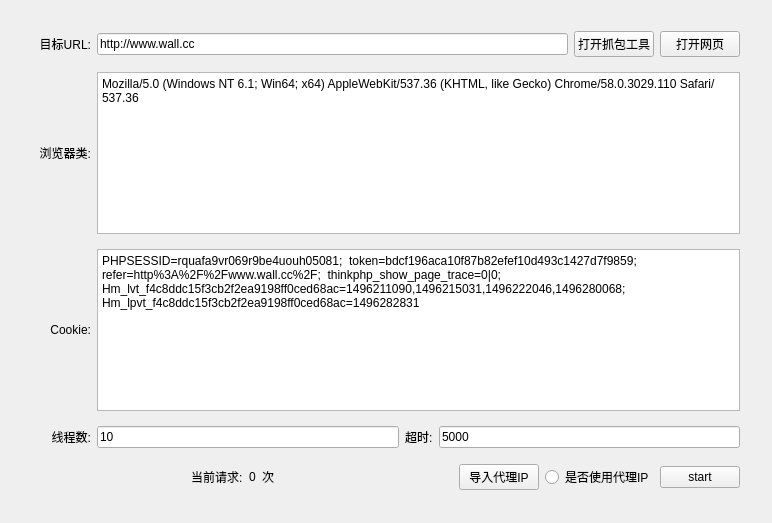
liyoung1992/QtHttpDdos, file QtHttpDdos/QtHttpDdos/QtHttpDdos.ui: the form before one commit.
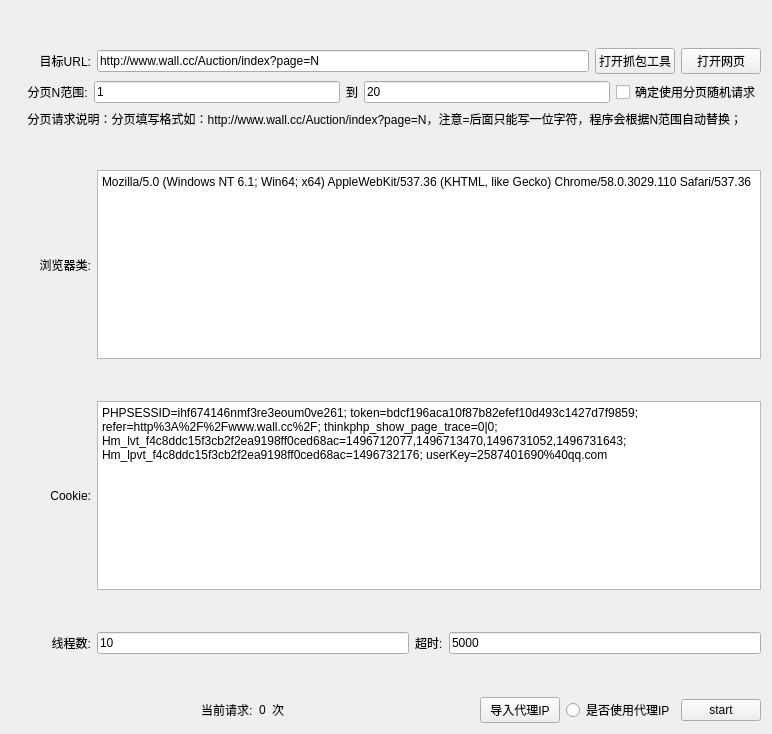
The form after the commit.

Diff of the .ui file:
```diff
--- a/QtHttpDdos/QtHttpDdos/QtHttpDdos.ui
+++ b/QtHttpDdos/QtHttpDdos/QtHttpDdos.ui
@@ -7,7 +7,7 @@
     <x>0</x>
     <y>0</y>
     <width>772</width>
-    <height>523</height>
+    <height>734</height>
    </rect>
   </property>
   <property name="sizePolicy">
@@ -18,14 +18,14 @@
   </property>
   <property name="minimumSize">
    <size>
-    <width>772</width>
-    <height>523</height>
+    <width>0</width>
+    <height>0</height>
    </size>
   </property>
   <property name="maximumSize">
    <size>
-    <width>772</width>
-    <height>523</height>
+    <width>16777215</width>
+    <height>16777215</height>
    </size>
   </property>
   <property name="windowTitle">
@@ -34,15 +34,8 @@
   <property name="layoutDirection">
    <enum>Qt::LeftToRight</enum>
   </property>
-  <widget class="QWidget" name="verticalLayoutWidget">
-   <property name="geometry">
-    <rect>
-     <x>0</x>
-     <y>10</y>
-     <width>751</width>
-     <height>491</height>
-    </rect>
-   </property>
+  <layout class="QVBoxLayout" name="verticalLayout_2">
+   <item>
    <layout class="QVBoxLayout" name="verticalLayout">
     <property name="sizeConstraint">
      <enum>QLayout::SetMinAndMaxSize</enum>
@@ -84,7 +77,7 @@
       <item>
        <widget class="QLineEdit" name="urlEdt">
         <property name="text">
-         <string>http://www.wall.cc</string>
+          <string>http://www.wall.cc/Auction/index?page=N</string>
         </property>
        </widget>
       </item>
@@ -104,6 +97,56 @@
       </item>
      </layout>
     </item>
+     <item>
+      <layout class="QHBoxLayout" name="pageRange">
+       <item>
+        <widget class="QLabel" name="label_8">
+         <property name="text">
+          <string>     分页N范围:</string>
+         </property>
+        </widget>
+       </item>
+       <item>
+        <widget class="QLineEdit" name="pageRangeStart">
+         <property name="text">
+          <string>1</string>
+         </property>
+        </widget>
+       </item>
+       <item>
+        <widget class="QLabel" name="label_9">
+         <property name="text">
+          <string>到</string>
+         </property>
+        </widget>
+       </item>
+       <item>
+        <widget class="QLineEdit" name="pageRangeEnd">
+         <property name="text">
+          <string>20</string>
+         </property>
+        </widget>
+       </item>
+       <item>
+        <widget class="QCheckBox" name="surePageRange">
+         <property name="text">
+          <string>确定使用分页随机请求</string>
+         </property>
+        </widget>
+       </item>
+      </layout>
+     </item>
+     <item>
+      <layout class="QHBoxLayout" name="pageInstruction">
+       <item>
+        <widget class="QLabel" name="label_10">
+         <property name="text">
+          <string>     分页请求说明：分页填写格式如：http://www.wall.cc/Auction/index?page=N，注意=后面只能写一位字符，程序会根据N范围自动替换；</string>
+         </property>
+        </widget>
+       </item>
+      </layout>
+     </item>
     <item>
      <spacer name="verticalSpacer">
       <property name="orientation">
@@ -186,7 +229,7 @@
 &lt;html&gt;&lt;head&gt;&lt;meta name=&quot;qrichtext&quot; content=&quot;1&quot; /&gt;&lt;style type=&quot;text/css&quot;&gt;
 p, li { white-space: pre-wrap; }
 &lt;/style&gt;&lt;/head&gt;&lt;body style=&quot; font-family:'SimSun'; font-size:9pt; font-weight:400; font-style:normal;&quot;&gt;
-&lt;p style=&quot; margin-top:0px; margin-bottom:0px; margin-left:0px; margin-right:0px; -qt-block-indent:0; text-indent:0px;&quot;&gt;PHPSESSID=rquafa9vr069r9be4uouh05081;  token=bdcf196aca10f87b82efef10d493c1427d7f9859;  refer=http%3A%2F%2Fwww.wall.cc%2F;  thinkphp_show_page_trace=0|0;  Hm_lvt_f4c8ddc15f3cb2f2ea9198ff0ced68ac=1496211090,1496215031,1496222046,1496280068;  Hm_lpvt_f4c8ddc15f3cb2f2ea9198ff0ced68ac=1496282831&lt;/p&gt;&lt;/body&gt;&lt;/html&gt;</string>
+&lt;p style=&quot; margin-top:0px; margin-bottom:0px; margin-left:0px; margin-right:0px; -qt-block-indent:0; text-indent:0px;&quot;&gt;PHPSESSID=ihf674146nmf3re3eoum0ve261; token=bdcf196aca10f87b82efef10d493c1427d7f9859; refer=http%3A%2F%2Fwww.wall.cc%2F; thinkphp_show_page_trace=0|0; Hm_lvt_f4c8ddc15f3cb2f2ea9198ff0ced68ac=1496712077,1496713470,1496731052,1496731643; Hm_lpvt_f4c8ddc15f3cb2f2ea9198ff0ced68ac=1496732176; userKey=2587401690%40qq.com&lt;/p&gt;&lt;/body&gt;&lt;/html&gt;</string>
         </property>
        </widget>
       </item>
@@ -342,7 +385,8 @@
      </layout>
     </item>
    </layout>
-  </widget>
+   </item>
+  </layout>
  </widget>
  <layoutdefault spacing="6" margin="11"/>
  <resources/>
```
Lines whose indentation alone changed are shown as unchanged.
